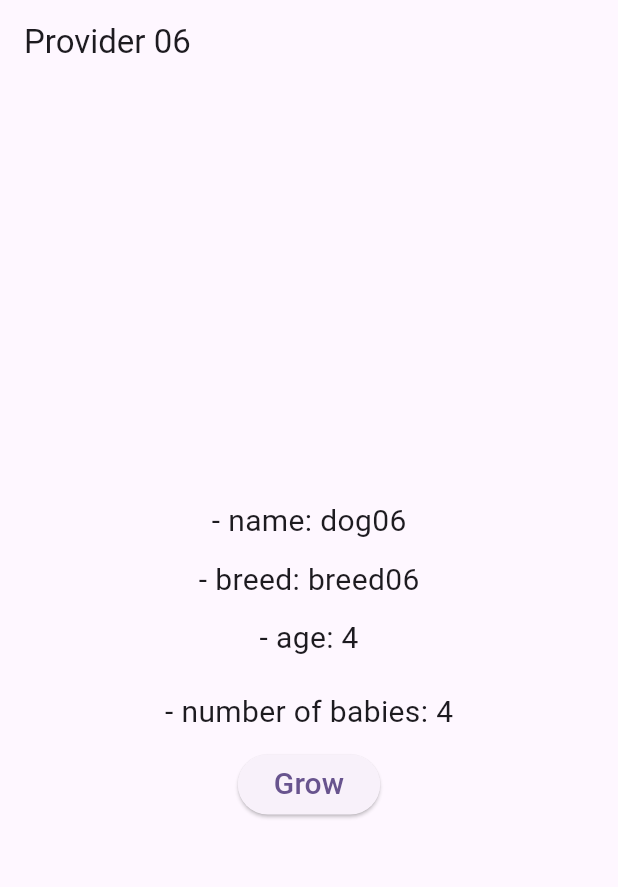
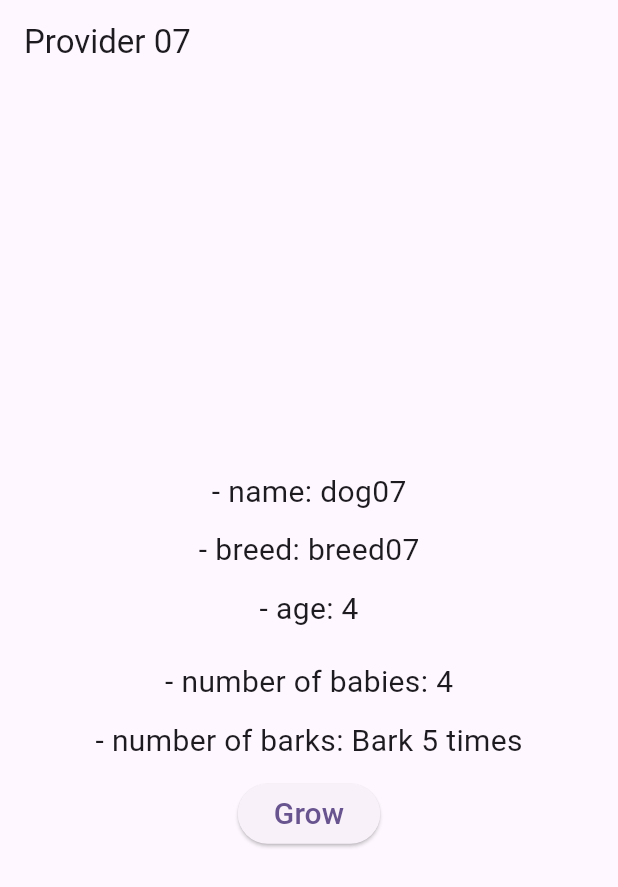
Before and after one commit to DONGL3XD/Learn_Flutter, a Flutter app: the screen it shows after launch, after a tap on "Grow", on a phone screen of 412 x 824 dp. Shown: the top 887 px of the screen. Run offline on Flutter 3.47's test engine with Material 3 defaults, Android fonts, the phone set to English and light mode, and no system bars.

Commit message:
25.04.23 ~Chapter 14

```diff
--- a/lib/main.dart
+++ b/lib/main.dart
@@ -22,7 +22,7 @@ class MyApp extends StatelessWidget {
     return MultiProvider(
       providers: [
         ChangeNotifierProvider<Dog>(
-          create: (context) => Dog(name: 'dog06', breed: 'breed06', age: 3),
+          create: (context) => Dog(name: 'dog07', breed: 'breed07', age: 3),
         ),
         FutureProvider<int>(
           initialData: 0,
@@ -32,9 +32,17 @@ class MyApp extends StatelessWidget {
             return babies.getBabies();
           },
         ),
+        StreamProvider<String>(
+          initialData: 'Bark 0 times',
+          create: (context) {
+            final int dogAge = context.read<Dog>().age;
+            final babies = Babies(age: dogAge * 2);
+            return babies.bark();
+          },
+        ),
       ],
       child: MaterialApp(
-        title: 'Provider06',
+        title: 'Provider07',
         theme: ThemeData(
           colorScheme: ColorScheme.fromSeed(seedColor: Colors.deepPurple),
           useMaterial3: true,
@@ -62,7 +70,7 @@ class _MyHomePageState extends State<MyHomePage> {
     // fast, so that you can just rebuild anything that needs updating rather
     // than having to individually change instances of widgets.
     return Scaffold(
-      appBar: AppBar(title: Text("Provider 06")),
+      appBar: AppBar(title: Text("Provider 07")),
       body: Center(
         child: Column(
           mainAxisAlignment: MainAxisAlignment.center,
@@ -115,6 +123,11 @@ class Age extends StatelessWidget {
           style: TextStyle(fontSize: 20),
         ),
         SizedBox(height: 10),
+        Text(
+          '- number of barks: ${context.watch<String>()}',
+          style: TextStyle(fontSize: 20),
+        ),
+        SizedBox(height: 10),
         ElevatedButton(
           onPressed: () => context.read<Dog>().grow(),
           child: Text('Grow', style: TextStyle(fontSize: 20)),
--- a/lib/models/babies.dart
+++ b/lib/models/babies.dart
@@ -14,4 +14,11 @@ class Babies {
       return 2;
     }
   }
+
+  Stream<String> bark() async* {
+    for(var i = 1; i < age; i++) {
+      await Future.delayed(Duration(seconds: 1));
+      yield 'Bark $i times';
+    }
+  }
 }
```
